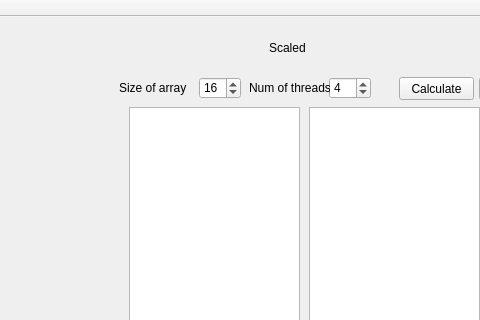
The window that mainwindow.ui (gaboe/erewPram) describes before a commit, drawn with Qt 5; both pictures show x 381 to 861 and y 0 to 320 of the 1340 by 527 pixel window.
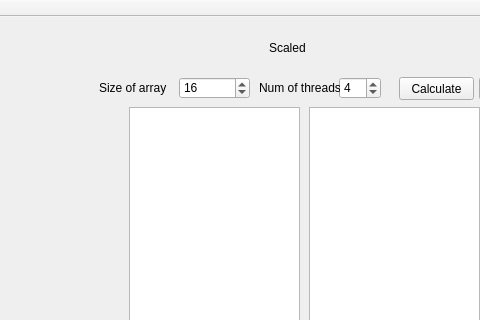
The same window after the commit.

Commit message: add scalable result label

```diff
--- a/mainwindow.ui
+++ b/mainwindow.ui
@@ -121,7 +121,7 @@
    <widget class="QLabel" name="scalableLabel">
     <property name="geometry">
      <rect>
-      <x>500</x>
+      <x>480</x>
       <y>60</y>
       <width>81</width>
       <height>21</height>
@@ -180,9 +180,9 @@
    <widget class="QSpinBox" name="scalableSpinBox">
     <property name="geometry">
      <rect>
-      <x>580</x>
+      <x>560</x>
       <y>60</y>
-      <width>42</width>
+      <width>71</width>
       <height>22</height>
      </rect>
     </property>
@@ -199,7 +199,7 @@
    <widget class="QSpinBox" name="scalableSpinBox_2">
     <property name="geometry">
      <rect>
-      <x>710</x>
+      <x>720</x>
       <y>60</y>
       <width>42</width>
       <height>22</height>
@@ -218,7 +218,7 @@
    <widget class="QLabel" name="scalableLabel_2">
     <property name="geometry">
      <rect>
-      <x>630</x>
+      <x>640</x>
       <y>60</y>
       <width>81</width>
       <height>21</height>
```
The commit also changes 1 other file.
